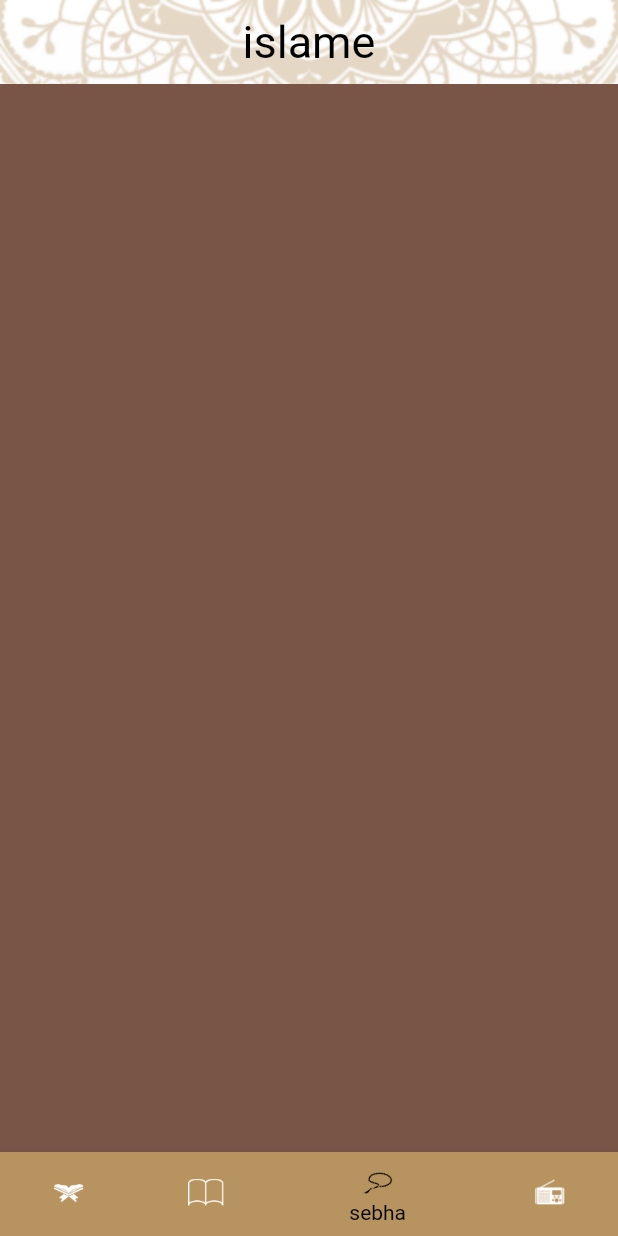
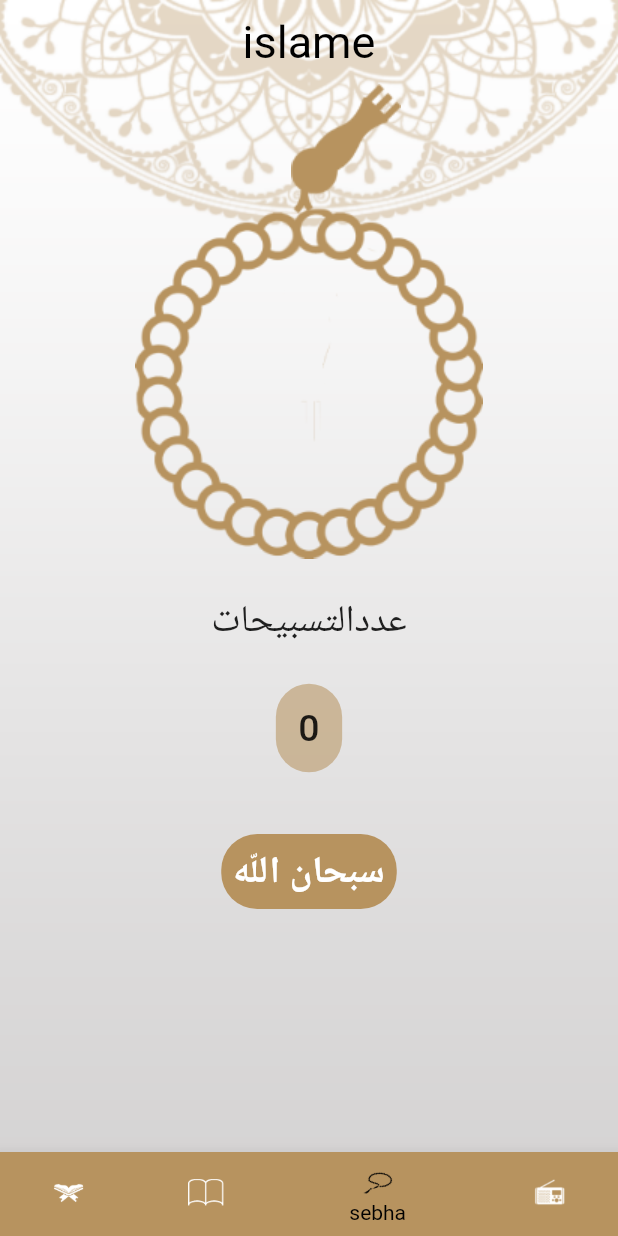
Before and after one commit to yousefshoaib/Islami, a Flutter app: the screen it shows after launch, item 3 of the bottom bar chosen, on a phone screen of 412 x 824 dp. Run offline on Flutter 3.47's test engine with Material 2 defaults, Android fonts, the phone set to English and light mode, and no system bars.

```diff
--- a/lib/sebha/sebha.dart
+++ b/lib/sebha/sebha.dart
@@ -1,10 +1,83 @@
 import 'package:flutter/material.dart';
 
-class SebhaTap extends StatelessWidget {
+class SebhaTap extends StatefulWidget {
+  @override
+  State<SebhaTap> createState() => _SebhaTapState();
+}
+
+class _SebhaTapState extends State<SebhaTap> {
+  int count = 0;
+  List<String> text = ['سبحان اللّه', 'الحمدللّه', 'اللّه أكبر'];
+  int index = 0;
+  double angle = 0;
+
   @override
   Widget build(BuildContext context) {
     return Container(
-      color: Colors.brown,
+      width: double.infinity,
+      child: Column(
+        children: [
+          InkWell(
+            onTap: tsbeh,
+            child: Stack(
+              alignment: AlignmentDirectional.topCenter,
+              children: [
+                Container(
+                    margin: EdgeInsets.only(
+                        left: MediaQuery.of(context).size.height * .06),
+                    child: Image.asset('assets/images/head_seb7a_image.png')),
+                Container(
+                    margin: EdgeInsets.only(
+                        top: MediaQuery.of(context).size.height * .1),
+                    child: Transform.rotate(
+                        angle: angle,
+                        child:
+                            Image.asset('assets/images/body_seb7a_image.png')))
+              ],
+            ),
+          ),
+          Container(
+              margin: EdgeInsets.only(
+                  top: MediaQuery.of(context).size.height * .03),
+              child: Text('عددالتسبيحات',
+                  style: TextStyle(fontSize: 25, fontWeight: FontWeight.w500))),
+          Container(
+              margin: EdgeInsets.only(
+                  top: MediaQuery.of(context).size.height * .03),
+              decoration: BoxDecoration(
+                  color: Color.fromARGB(145, 183, 147, 95),
+                  borderRadius: BorderRadius.circular(24)),
+              padding: EdgeInsets.all(15),
+              child: Text('$count',
+                  style: TextStyle(fontSize: 25, fontWeight: FontWeight.w500))),
+          Container(
+              margin: EdgeInsets.only(
+                  top: MediaQuery.of(context).size.height * .05),
+              decoration: BoxDecoration(
+                  color: Color.fromARGB(255, 183, 147, 95),
+                  borderRadius: BorderRadius.circular(24)),
+              padding: EdgeInsets.all(8),
+              child: Text('${text[index]}',
+                  style: TextStyle(
+                      fontSize: 25,
+                      color: Colors.white,
+                      fontWeight: FontWeight.bold))),
+        ],
+      ),
     );
   }
+
+  void tsbeh() {
+    count++;
+    if (count % 33 == 0) {
+      if (index == text.length - 1) {
+        index = 0;
+      } else {
+        index++;
+      }
+    }
+    setState(() {
+      angle += 15;
+    });
+  }
 }
```
Also changed, not shown: assets/images/2.0x/body_seb7a_image@2x.png (added), assets/images/2.0x/head_seb7a_image@2x.png (added), assets/images/3.0x/body_seb7a_image@3x.png (added), assets/images/3.0x/head_seb7a_image@3x.png (added), assets/images/body_seb7a_image.png (added), assets/images/head_seb7a_image.png (added).
